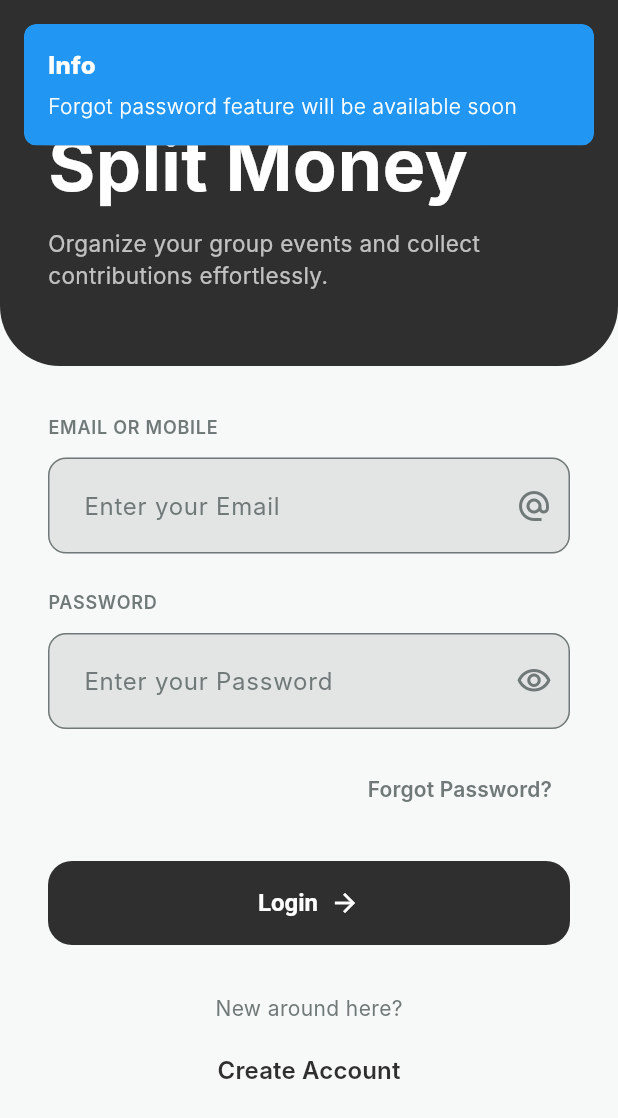
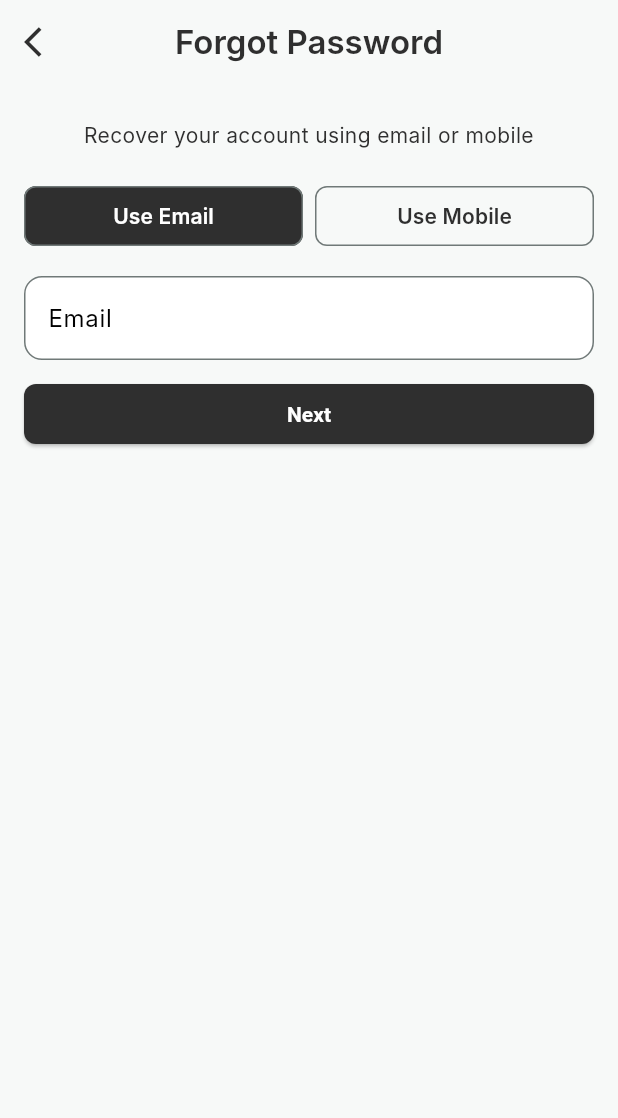
Before and after one commit to akashvadh12/Split-Money, a Flutter app: the screen it shows after launch, after a tap on "Forgot Password?", on a phone screen of 412 x 824 dp. Shown: the top 1118 px of the screen. Run offline on Flutter 3.47's test engine with Material 3 defaults, Android fonts, the phone set to English and light mode, and no system bars; our stand-ins replace animated_notch_bottom_bar, get, lottie, shared_preferences, smooth_page_indicator; Roboto replaces fonts that are missing (Inter).

Commit message:
feat: Implement forgot password functionality with UI and navigation

```diff
--- a/lib/app/modules/auth/auth_binding.dart
+++ b/lib/app/modules/auth/auth_binding.dart
@@ -1,6 +1,5 @@
 import 'package:get/get.dart';
 import 'package:split_money/app/modules/auth/auth_controller.dart';
-import 'package:split_money/app/modules/auth/auth_register_view.dart';
 
 class LoginBinding extends Bindings {
   @override
--- a/lib/app/modules/auth/auth_controller.dart
+++ b/lib/app/modules/auth/auth_controller.dart
@@ -6,6 +6,7 @@ import 'package:get/get.dart';
 import 'package:split_money/app/modules/auth/auth_service.dart';
 import 'package:split_money/app/core/theme/theme.dart';
 import 'package:split_money/app/modules/auth/auth_register_view.dart';
+import 'package:split_money/app/modules/auth/forget_password_view.dart';
 
 // ==================== LOGIN CONTROLLER ====================
 class LoginController extends GetxController {
@@ -19,10 +20,26 @@ class LoginController extends GetxController {
   final RxString emailError = ''.obs;
   final RxString passwordError = ''.obs;
 
+  // Forgot-password (fp) state & controllers (kept inside LoginController)
+  final fpEmailController = TextEditingController();
+  final fpMobileController = TextEditingController();
+  final fpOtpController = TextEditingController();
+
+  final RxBool fpUseEmail = true.obs;
+  final RxBool fpShowOtp = false.obs;
+  final RxBool fpIsLoading = false.obs;
+
+  final RxString fpEmailError = ''.obs;
+  final RxString fpMobileError = ''.obs;
+  final RxString fpOtpError = ''.obs;
+
   @override
   void onClose() {
     emailController.dispose();
     passwordController.dispose();
+    fpEmailController.dispose();
+    fpMobileController.dispose();
+    fpOtpController.dispose();
     super.onClose();
   }
 
@@ -112,24 +129,89 @@ class LoginController extends GetxController {
     }
   }
 
-  void forgotPassword() {
-    Get.snackbar(
-      'Info',
-      'Forgot password feature will be available soon',
-      snackPosition: SnackPosition.TOP,
-      backgroundColor: Colors.blue,
-      colorText: Colors.white,
-      margin: const EdgeInsets.all(16),
-      borderRadius: 8,
-    );
-  }
-
   void navigateToSignup() {
     // Ensure SignupController is registered, then navigate
     if (!Get.isRegistered<SignupController>()) {
       Get.put(SignupController());
     }
     Get.to(() => const SignupScreen());
+  }
+
+  void navigateToForgetPassword() {
+    // Ensure LoginController is available (should be) and navigate
+    Get.to(() => const ForgetPasswordScreen());
+  }
+
+  // Forgot-password behavior implemented as methods below (use GetX state above)
+  void fpSetModeEmail() => fpUseEmail.value = true;
+  void fpSetModeMobile() => fpUseEmail.value = false;
+
+  bool _fpValidateContact() {
+    fpEmailError.value = '';
+    fpMobileError.value = '';
+
+    if (fpUseEmail.value) {
+      if (fpEmailController.text.trim().isEmpty) {
+        fpEmailError.value = 'Email is required';
+        return false;
+      }
+      if (!GetUtils.isEmail(fpEmailController.text.trim())) {
+        fpEmailError.value = 'Please enter a valid email';
+        return false;
+      }
+    } else {
+      if (fpMobileController.text.trim().isEmpty) {
+        fpMobileError.value = 'Mobile number is required';
+        return false;
+      }
+      if (fpMobileController.text.trim().length < 6) {
+        fpMobileError.value = 'Enter a valid mobile number';
+        return false;
+      }
+    }
+
+    return true;
+  }
+
+  void fpSendOtp() {
+    if (!_fpValidateContact()) return;
+
+    fpIsLoading.value = true;
+    Future.delayed(const Duration(milliseconds: 600), () {
+      fpIsLoading.value = false;
+      fpShowOtp.value = true;
+      Get.snackbar(
+        'OTP sent',
+        fpUseEmail.value
+            ? 'Check your email for the OTP'
+            : 'Check your mobile for the OTP',
+        snackPosition: SnackPosition.TOP,
+        margin: const EdgeInsets.all(16),
+      );
+    });
+  }
+
+  void fpVerifyOtp() {
+    fpOtpError.value = '';
+    if (fpOtpController.text.trim().isEmpty ||
+        fpOtpController.text.trim().length < 3) {
+      fpOtpError.value = 'Enter the OTP';
+      return;
+    }
+
+    fpIsLoading.value = true;
+    Future.delayed(const Duration(milliseconds: 600), () {
+      fpIsLoading.value = false;
+      Get.snackbar(
+        'Success',
+        fpUseEmail.value
+            ? 'Password reset link sent to your email'
+            : 'Password sent to your mobile',
+        snackPosition: SnackPosition.TOP,
+        margin: const EdgeInsets.all(16),
+      );
+      Get.back();
+    });
   }
 }
 
--- a/lib/app/modules/auth/auth_login_view.dart
+++ b/lib/app/modules/auth/auth_login_view.dart
@@ -197,7 +197,7 @@ class LoginScreen extends GetView<LoginController> {
                     Align(
                       alignment: Alignment.centerRight,
                       child: TextButton(
-                        onPressed: controller.forgotPassword,
+                        onPressed: controller.navigateToForgetPassword,
                         child: Text(
                           'Forgot Password?',
                           style: TextStyle(
--- /dev/null
+++ b/lib/app/modules/auth/forget_password_view.dart
@@ -0,0 +1,185 @@
+import 'package:flutter/material.dart';
+import 'package:get/get.dart';
+import 'package:split_money/app/modules/auth/auth_controller.dart';
+
+// Controller is centralized in `auth_controller.dart` (use LoginController.fp* members).
+
+class ForgetPasswordScreen extends StatelessWidget {
+  const ForgetPasswordScreen({super.key});
+
+  @override
+  Widget build(BuildContext context) {
+    final controller = Get.find<LoginController>();
+
+    return Scaffold(
+      appBar: AppBar(
+        leading: IconButton(
+          icon: const Icon(Icons.arrow_back_ios),
+          onPressed: () => Get.back(),
+        ),
+        title: const Text('Forgot Password'),
+        centerTitle: true,
+        elevation: 0,
+      ),
+      body: SingleChildScrollView(
+        child: Padding(
+          padding: const EdgeInsets.all(16.0),
+          child: Column(
+            crossAxisAlignment: CrossAxisAlignment.stretch,
+            children: [
+              const SizedBox(height: 8),
+              Text(
+                'Recover your account using email or mobile',
+                style: Theme.of(context).textTheme.bodyMedium,
+                textAlign: TextAlign.center,
+              ),
+              const SizedBox(height: 20),
+
+              // Mode toggle
+              Obx(() {
+                return Row(
+                  children: [
+                    Expanded(
+                      child: OutlinedButton(
+                        onPressed: controller.fpSetModeEmail,
+                        style: OutlinedButton.styleFrom(
+                          backgroundColor: controller.fpUseEmail.value
+                              ? Theme.of(context).primaryColor
+                              : null,
+                          foregroundColor: controller.fpUseEmail.value
+                              ? Colors.white
+                              : null,
+                        ),
+                        child: const Text('Use Email'),
+                      ),
+                    ),
+                    const SizedBox(width: 8),
+                    Expanded(
+                      child: OutlinedButton(
+                        onPressed: controller.fpSetModeMobile,
+                        style: OutlinedButton.styleFrom(
+                          backgroundColor: controller.fpUseEmail.value
+                              ? null
+                              : Theme.of(context).primaryColor,
+                          foregroundColor: controller.fpUseEmail.value
+                              ? null
+                              : Colors.white,
+                        ),
+                        child: const Text('Use Mobile'),
+                      ),
+                    ),
+                  ],
+                );
+              }),
+
+              const SizedBox(height: 16),
+
+              // Contact input
+              Obx(() {
+                return controller.fpUseEmail.value
+                    ? Column(
+                        crossAxisAlignment: CrossAxisAlignment.stretch,
+                        children: [
+                          TextField(
+                            controller: controller.fpEmailController,
+                            keyboardType: TextInputType.emailAddress,
+                            decoration: InputDecoration(
+                              labelText: 'Email',
+                              errorText: controller.fpEmailError.value.isEmpty
+                                  ? null
+                                  : controller.fpEmailError.value,
+                            ),
+                          ),
+                          const SizedBox(height: 12),
+                        ],
+                      )
+                    : Column(
+                        crossAxisAlignment: CrossAxisAlignment.stretch,
+                        children: [
+                          TextField(
+                            controller: controller.fpMobileController,
+                            keyboardType: TextInputType.phone,
+                            decoration: InputDecoration(
+                              labelText: 'Mobile number',
+                              errorText: controller.fpMobileError.value.isEmpty
+                                  ? null
+                                  : controller.fpMobileError.value,
+                            ),
+                          ),
+                          const SizedBox(height: 12),
+                        ],
+                      );
+              }),
+
+              // Send OTP / Next button
+              Obx(
+                () => ElevatedButton(
+                  onPressed: controller.fpIsLoading.value
+                      ? null
+                      : controller.fpSendOtp,
+                  child: controller.fpIsLoading.value
+                      ? const SizedBox(
+                          height: 18,
+                          width: 18,
+                          child: CircularProgressIndicator(strokeWidth: 2),
+                        )
+                      : const Text('Next'),
+                ),
+              ),
+
+              const SizedBox(height: 16),
+
+              // Animated OTP area
+              Obx(() {
+                return AnimatedSwitcher(
+                  duration: const Duration(milliseconds: 300),
+                  child: controller.fpShowOtp.value
+                      ? Column(
+                          key: const ValueKey('otp_visible'),
+                          crossAxisAlignment: CrossAxisAlignment.stretch,
+                          children: [
+                            TextField(
+                              controller: controller.fpOtpController,
+                              keyboardType: TextInputType.number,
+                              decoration: InputDecoration(
+                                labelText: 'Enter OTP',
+                                errorText: controller.fpOtpError.value.isEmpty
+                                    ? null
+                                    : controller.fpOtpError.value,
+                              ),
+                            ),
+                            const SizedBox(height: 12),
+                            ElevatedButton(
+                              onPressed: controller.fpIsLoading.value
+                                  ? null
+                                  : controller.fpVerifyOtp,
+                              child: controller.fpIsLoading.value
+                                  ? const SizedBox(
+                                      height: 18,
+                                      width: 18,
+                                      child: CircularProgressIndicator(
+                                        strokeWidth: 2,
+                                      ),
+                                    )
+                                  : const Text('Submit OTP'),
+                            ),
+                            const SizedBox(height: 8),
+                            TextButton(
+                              onPressed: () {
+                                controller.fpShowOtp.value = false;
+                                controller.fpOtpController.clear();
+                              },
+                              child: const Text('Back'),
+                            ),
+                          ],
+                        )
+                      : const SizedBox(key: ValueKey('otp_hidden')),
+                );
+              }),
+            ],
+          ),
+        ),
+      ),
+    );
+  }
+}
--- a/lib/app/modules/splash/splash_screen.dart
+++ b/lib/app/modules/splash/splash_screen.dart
@@ -9,11 +9,12 @@ class SplashScreen extends StatelessWidget {
   Widget build(BuildContext context) {
     // Direct navigation after delay
     Future.delayed(const Duration(seconds: 2), () {
+      // to test login, comment below and uncomment next line:
       Get.offAllNamed(AppRoutes.login);
+      // To test home, comment above and uncomment below:
+      // Get.offAllNamed(AppRoutes.home);
       // To test onboarding, comment above and uncomment below:
       // Get.offAllNamed(AppRoutes.onboarding);
-      // To test home, comment above and uncomment below:
-      // Get.offAllNamed(AppRoutes.home);
     });
     return Scaffold(
       backgroundColor: const Color(0xFF2F2F2F),
@@ -38,7 +39,7 @@ class SplashScreen extends StatelessWidget {
                   borderRadius: BorderRadius.circular(32),
                   boxShadow: [
                     BoxShadow(
-                      color: const Color(0xFFCCE5E3).withOpacity(0.3),
+                      color: const Color(0xFFCCE5E3).withValues(alpha: 0.3),
                       blurRadius: 30,
                       spreadRadius: 5,
                     ),
@@ -65,7 +66,7 @@ class SplashScreen extends StatelessWidget {
                 'Organize & Collect Effortlessly',
                 style: TextStyle(
                   fontSize: 14,
-                  color: Colors.white.withOpacity(0.7),
+                  color: Colors.white.withValues(alpha: 0.7),
                   letterSpacing: 0.3,
                 ),
               ),
--- a/lib/app/routes/app_pages.dart
+++ b/lib/app/routes/app_pages.dart
@@ -11,7 +11,6 @@ import 'package:split_money/app/modules/splash/splash_screen.dart';
 
 import 'package:split_money/app/modules/Intro_screens/views/onboarding_view.dart';
 import 'package:split_money/app/modules/Intro_screens/bindings/onboarding_binding.dart';
-import 'package:split_money/main.dart';
 
 import 'app_routes.dart';
 
```
